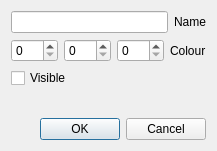
This is optiondialog.ui in Ivanhuang2/ResitSoftware as Qt 5 draws it before an edit. The edited form follows.
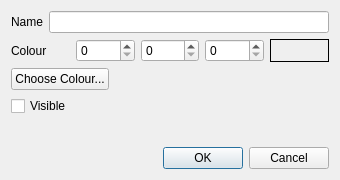
This is the edited form.

Commit message: Implement ModelPart class and core model fixes

```diff
--- a/optiondialog.ui
+++ b/optiondialog.ui
@@ -6,8 +6,8 @@
    <rect>
     <x>0</x>
     <y>0</y>
-    <width>197</width>
-    <height>151</height>
+    <width>340</width>
+    <height>180</height>
    </rect>
   </property>
   <property name="windowTitle">
@@ -16,9 +16,6 @@
   <layout class="QVBoxLayout" name="verticalLayout">
    <item>
     <layout class="QHBoxLayout" name="horizontalLayout_3">
-     <item>
-      <widget class="QLineEdit" name="optionDia_name"/>
-     </item>
      <item>
       <widget class="QLabel" name="label_2">
        <property name="text">
@@ -26,10 +23,20 @@
        </property>
       </widget>
      </item>
+     <item>
+      <widget class="QLineEdit" name="optionDia_name"/>
+     </item>
     </layout>
    </item>
    <item>
     <layout class="QHBoxLayout" name="horizontalLayout">
+     <item>
+      <widget class="QLabel" name="label">
+       <property name="text">
+        <string>Colour</string>
+       </property>
+      </widget>
+     </item>
      <item>
       <widget class="QSpinBox" name="optionDia_colourR">
        <property name="maximum">
@@ -52,14 +59,37 @@
       </widget>
      </item>
      <item>
-      <widget class="QLabel" name="label">
+      <widget class="QFrame" name="optionDia_colourPreview">
+       <property name="minimumSize">
+        <size>
+         <width>32</width>
+         <height>22</height>
+        </size>
+       </property>
+       <property name="toolTip">
+        <string>Current colour</string>
+       </property>
+       <property name="frameShape">
+        <enum>QFrame::Box</enum>
+       </property>
+      </widget>
+     </item>
+    </layout>
+   </item>
+   <item>
+    <layout class="QHBoxLayout" name="horizontalLayout_4">
+     <item>
+      <widget class="QPushButton" name="optionDia_colourPicker">
        <property name="text">
-        <string>Colour</string>
+        <string>Choose Colour...</string>
+       </property>
+       <property name="toolTip">
+        <string>Pick a colour using the Qt colour chooser</string>
        </property>
       </widget>
      </item>
      <item>
-      <spacer name="horizontalSpacer">
+      <spacer name="horizontalSpacer_3">
        <property name="orientation">
         <enum>Qt::Horizontal</enum>
        </property>
```
Left out of the diff: 9 changed lines with no effect on the pictures. The commit also changes 14 other files.
